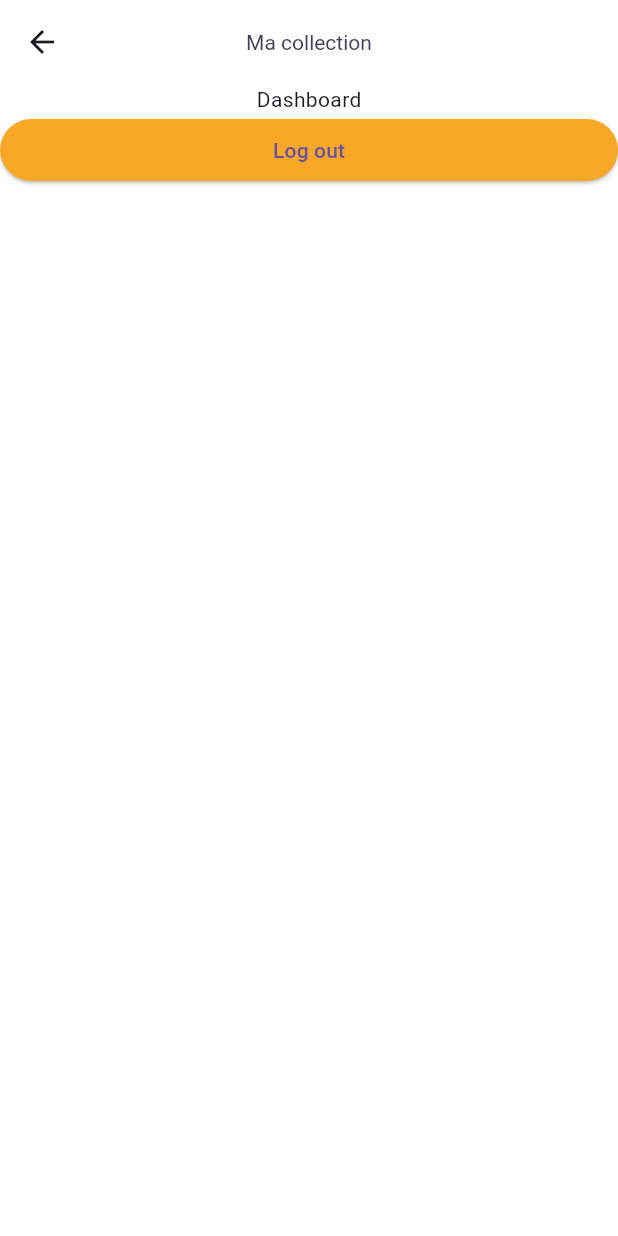
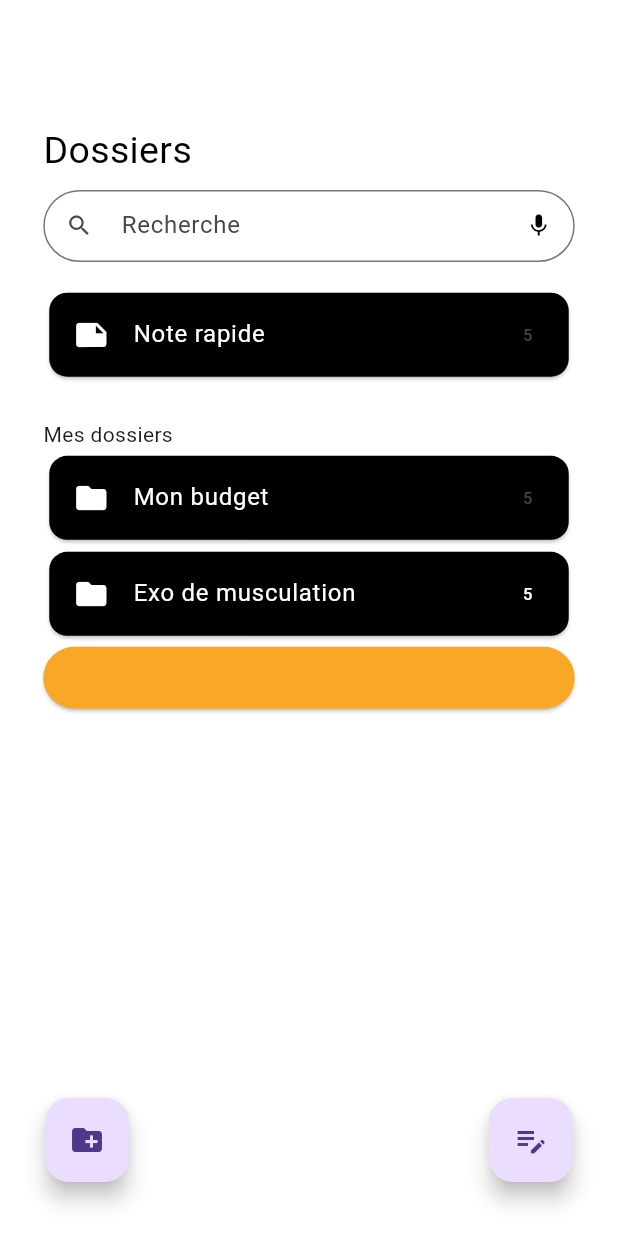
Before and after one commit to a-chatelard/ESGI-flutter, a Flutter app: the DashboardScreen screen opened by its route, on a phone screen of 412 x 824 dp. Run offline on Flutter 3.47's test engine with Material 2 defaults, Android fonts, the light colour scheme and no system bars; our stand-ins replace bloc, equatable, firebase_auth, firebase_core, flutter_bloc, flutter_svg and 1 more; missing offline and left inert: firebase_auth_web, firebase_core_web; accounts and stored records are empty; generated files the repository leaves out were written again.

Commit message:
feat <dashboard & detail-note> : Setting up the dashboard screen and the screen of a new note

```diff
--- a/esgiflutter/lib/app/screen/dashboard/dashboard_screen.dart
+++ b/esgiflutter/lib/app/screen/dashboard/dashboard_screen.dart
@@ -1,9 +1,11 @@
 import 'package:esgiflutter/app/app_routes.dart';
+import 'package:esgiflutter/app/config/config.dart';
 import 'package:esgiflutter/app/modules/auth/bloc/auth_bloc.dart';
 import 'package:esgiflutter/app/modules/auth/bloc/auth_event.dart';
 import 'package:esgiflutter/app/modules/auth/bloc/auth_state.dart';
 import 'package:flutter/material.dart';
 import 'package:flutter_bloc/flutter_bloc.dart';
+import 'package:sizer/sizer.dart';
 
 class DashboardScreen extends StatelessWidget {
   const DashboardScreen({Key? key}) : super(key: key);
@@ -21,17 +23,118 @@ class DashboardScreen extends StatelessWidget {
         }
       }),
       child: Scaffold(
-          appBar: AppBar(title: const Text('Ma collection')),
         body: Column(
           children: [
-              const Text("Dashboard"),
+            SizedBox(height: 10.h),
+            Padding(
+              padding: EdgeInsets.symmetric(horizontal: 7.w),
+              child: Column(
+                crossAxisAlignment: CrossAxisAlignment.start,
+                children: [
+                  const Text("Dossiers",
+                      style: TextStyle(color: Colors.black, fontSize: 25.0)),
+                  SizedBox(height: 1.h),
+                  const TextField(
+                    decoration: InputDecoration(
+                        labelText: 'Recherche',
+                        prefixIcon: Icon(Icons.search),
+                        suffixIcon: Icon(Icons.mic)),
+                  ),
+                  SizedBox(height: 2.h),
+                  const Card(
+                    color: Colors.black,
+                    child: ListTile(
+                      title: Text(
+                        'Note rapide',
+                        style: TextStyle(color: Colors.white),
+                      ),
+                      leading: Icon(
+                        Icons.note,
+                        color: Colors.white,
+                      ),
+                      trailing: Text('5'),
+                    ),
+                  ),
+                  SizedBox(height: 3.h),
+                  ListView(
+                    shrinkWrap: true,
+                    scrollDirection: Axis.vertical,
+                    children: [
+                      Text('Mes dossiers'),
+                      const Card(
+                        color: Colors.black,
+                        child: ListTile(
+                          title: Text(
+                            'Mon budget',
+                            style: TextStyle(color: Colors.white),
+                          ),
+                          leading: Icon(
+                            Icons.folder,
+                            color: Colors.white,
+                          ),
+                          trailing: Text('5'),
+                        ),
+                      ),
+                      const Card(
+                        color: Colors.black,
+                        child: ListTile(
+                          title: Text(
+                            'Exo de musculation',
+                            style: TextStyle(color: Colors.white),
+                          ),
+                          leading: Icon(
+                            Icons.folder,
+                            color: Colors.white,
+                          ),
+                          trailing: Text(
+                            '5',
+                            style: TextStyle(color: Colors.white),
+                          ),
+                        ),
+                      ),
                       ElevatedButton(
                           onPressed: () {
                             _signOut(context);
                           },
-                  child: const Text('Log out')),
+                          child: null)
                     ],
-          )),
+                  ),
+                ],
+              ),
+            ),
+          ],
+        ),
+        floatingActionButtonLocation: FloatingActionButtonLocation.centerFloat,
+        floatingActionButton: Stack(
+          fit: StackFit.expand,
+          children: [
+            Positioned(
+              left: 30,
+              bottom: 20,
+              child: FloatingActionButton(
+                heroTag: 'back',
+                onPressed: () {},
+                child: const Icon(
+                  Icons.create_new_folder,
+                ),
+              ),
+            ),
+            Positioned(
+              bottom: 20,
+              right: 30,
+              child: FloatingActionButton(
+                heroTag: 'next',
+                onPressed: () {
+                  Navigator.pushNamed(context, addNoteRoute);
+                },
+                child: const Icon(
+                  Icons.edit_note,
+                ),
+              ),
+            ),
+          ],
+        ),
+      ),
     );
   }
 }
```
Also changed, not shown: esgiflutter/lib/app/screen/note-detail/note_detail_screen.dart (added, +50 -0 lines). Lines whose indentation alone changed are shown as unchanged.
